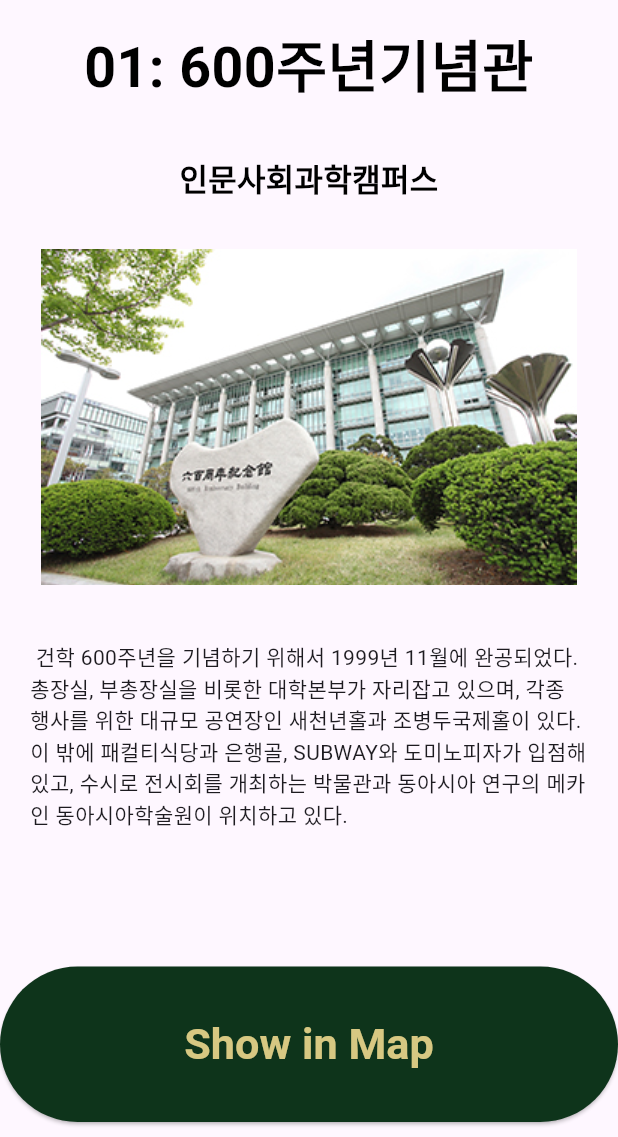
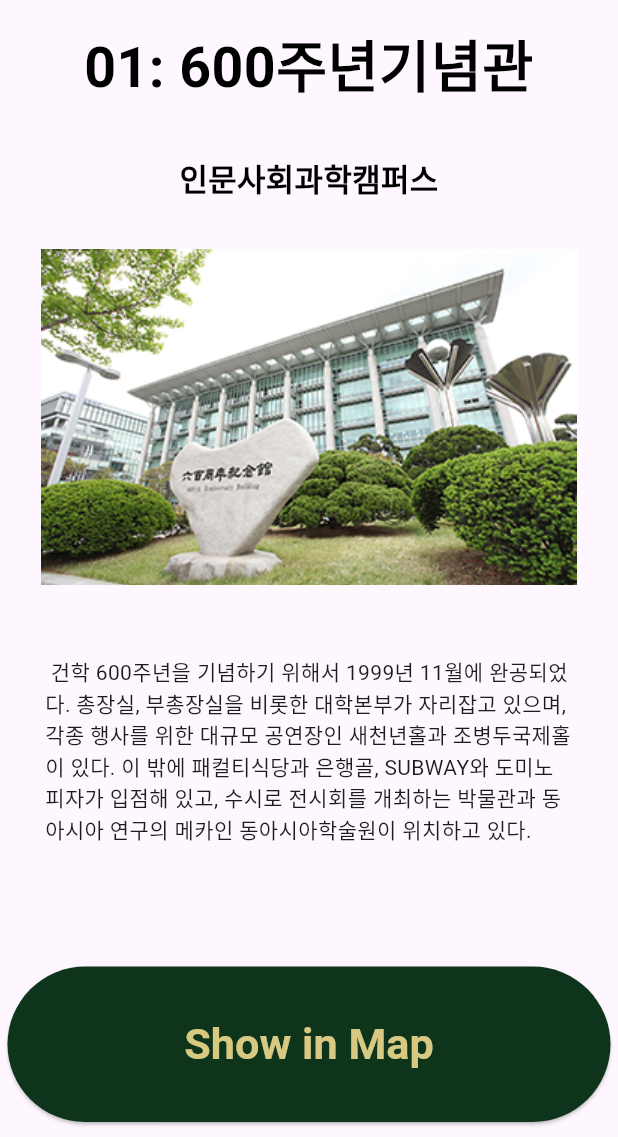
Before and after one commit to ShinYoung-hwan/SKKU-Buildings, a Flutter app: the screen it shows after launch, after a tap on the "info" icon, on a phone screen of 412 x 824 dp, the part 99-1236 px from its top. Run offline on Flutter 3.47's test engine with Material 3 defaults, Android fonts, the phone set to English and light mode, and no system bars; our stand-ins replace geolocator, webview_flutter.

Commit message:
SKKU Buildings Mobile App Done

```diff
--- /dev/null
+++ b/skku_buildings_mobile/lib/atoms/info_specific_icon.dart
@@ -0,0 +1,19 @@
+import 'package:flutter/material.dart';
+
+class InfoSpecificIcon extends StatelessWidget {
+  final Function ontap;
+
+  const InfoSpecificIcon({ Key? key, required this.ontap }): super(key: key);
+
+  @override
+  Widget build(BuildContext context) {
+    return GestureDetector(
+        onTap: () => { ontap() },
+        child: const Icon(
+        Icons.info,
+        size: 30,
+        color: Colors.white,
+      ),
+    );
+  }
+}
--- a/skku_buildings_mobile/lib/atoms/skku_colors.dart
+++ b/skku_buildings_mobile/lib/atoms/skku_colors.dart
@@ -1,6 +1,6 @@
 import 'package:flutter/material.dart';
 
 class SKKUColors {
-  Color skku_gold = Color.fromRGBO(215, 200, 130, 1);
-  Color skku_dark_green = Color.fromRGBO(14, 52, 27, 1);
+  Color skku_gold = const Color.fromRGBO(215, 200, 130, 1);
+  Color skku_dark_green = const Color.fromRGBO(14, 52, 27, 1);
 }
--- a/skku_buildings_mobile/lib/atoms/text_field.dart
+++ b/skku_buildings_mobile/lib/atoms/text_field.dart
@@ -17,11 +17,11 @@ class CustomTextField extends StatelessWidget {
   @override
   Widget build(BuildContext context) {
     return Padding(
-      padding: EdgeInsets.all(16),
+      padding: const EdgeInsets.all(16.0),
       child: TextField(
         controller: controller,
         decoration: InputDecoration(
-          border: OutlineInputBorder(),
+          border: const OutlineInputBorder(),
           hintText: hintText,
           filled: true,
           fillColor: color,
--- a/skku_buildings_mobile/lib/atoms/title_atom.dart
+++ b/skku_buildings_mobile/lib/atoms/title_atom.dart
@@ -4,7 +4,7 @@ class TitleAtom extends StatelessWidget {
   final String text;
   final double fontSize;
 
-  TitleAtom({required this.text, required this.fontSize});
+  const TitleAtom({Key? key, required this.text, required this.fontSize}): super(key: key);
 
   @override
   Widget build(BuildContext context) {
--- a/skku_buildings_mobile/lib/dataframes/building_info.dart
+++ b/skku_buildings_mobile/lib/dataframes/building_info.dart
@@ -31,7 +31,6 @@ class Building_Info {
 
   @override
   String toString() {
-    // TODO: implement toString
     return "{ building_id: ${this.building_id}, building_name: ${this.building_name} }";
   }
 }
--- a/skku_buildings_mobile/lib/molecules/building_list_item.dart
+++ b/skku_buildings_mobile/lib/molecules/building_list_item.dart
@@ -1,4 +1,5 @@
 import 'package:flutter/material.dart';
+import 'package:skku_buildings_mobile/atoms/info_specific_icon.dart';
 import 'package:skku_buildings_mobile/dataframes/building_info.dart';
 import 'package:skku_buildings_mobile/pages/building_map_page.dart';
 import 'package:skku_buildings_mobile/pages/building_specific_page.dart';
@@ -6,11 +7,12 @@ import 'package:skku_buildings_mobile/pages/building_specific_page.dart';
 class BuildingListItem extends StatelessWidget {
   final Building_Info building_info;
 
-  BuildingListItem({ required this.building_info });
+  const BuildingListItem({ Key? key, required this.building_info }): super(key: key);
 
   @override
   Widget build(BuildContext context) {
     return Container(
+      padding: const EdgeInsets.symmetric(vertical: 16.0, horizontal: 8.0),
       decoration: BoxDecoration(
         border: Border.all(
           color: Colors.white, // 외곽선 색상
@@ -18,32 +20,26 @@ class BuildingListItem extends StatelessWidget {
         ),
         borderRadius: BorderRadius.circular(8.0),
       ),
-
       child: Card(
-        color: Color.fromRGBO(14, 52, 27, 1),
-        child: Padding(
-          padding: EdgeInsets.all(8.0),
+        color: const Color.fromRGBO(14, 52, 27, 1),
         child: Row(
           children: [
-              GestureDetector(
+            Expanded(
+              child: GestureDetector(
                 onTap: () => { Navigator.push(context, MaterialPageRoute(builder: (context) => BuildingMapPage(building_info: building_info,))) },
-                child: Text("${building_info.building_name} (${building_info.building_id})",
-                  style: TextStyle(
+                child: Text(
+                  "${building_info.building_name} (${building_info.building_id})",
+                  style: const TextStyle(
                     fontSize: 20,
                     color: Colors.white,
                   ),
                 ),
               ),
-              Spacer(),
-              GestureDetector(
-                onTap: () => { Navigator.push(context, MaterialPageRoute(builder: (context) => BuildingSpecificPage(building_info: building_info))) },
-                child: Icon(Icons.info,
-                  color: Colors.white,
             ),
-              ),
+            const SizedBox(width: 10,),
+            InfoSpecificIcon(ontap: () => { Navigator.push(context, MaterialPageRoute(builder: (context) => BuildingSpecificPage(building_info: building_info))) }),
           ],
         )
-        ),
       ),
     );
   }
--- a/skku_buildings_mobile/lib/organisms/building_infos_list.dart
+++ b/skku_buildings_mobile/lib/organisms/building_infos_list.dart
@@ -7,16 +7,16 @@ class BuildingInfoList extends StatelessWidget {
   final List<Building_Info> building_infos;
   final String text;
 
-  BuildingInfoList({required this.building_infos, required this.text});
+  const BuildingInfoList({Key? key, required this.building_infos, required this.text}): super(key: key);
 
   @override
   Widget build(BuildContext context) {
     return Padding(
-        padding: EdgeInsets.symmetric(horizontal: 16.0),
+        padding: const EdgeInsets.symmetric(horizontal: 16.0),
         child: ListView.builder(
           itemCount: building_infos.length,
           itemBuilder: (context, index) {
-            if (text.length != "" && !(building_infos[index].building_id.contains(text) || building_infos[index].building_name.contains(text))) return SizedBox();
+            if (text.isNotEmpty && !(building_infos[index].building_id.contains(text) || building_infos[index].building_name.contains(text))) return const SizedBox();
             return BuildingListItem(building_info: building_infos[index]);
           }
         )
--- a/skku_buildings_mobile/lib/organisms/header.dart
+++ b/skku_buildings_mobile/lib/organisms/header.dart
@@ -5,7 +5,6 @@ class Header extends StatelessWidget implements PreferredSizeWidget {
   @override
   Widget build(BuildContext context) {
     double screenWidth = MediaQuery.of(context).size.width;
-
     double fontSize = screenWidth * 0.1;
 
     return AppBar(
@@ -14,18 +13,18 @@ class Header extends StatelessWidget implements PreferredSizeWidget {
         child: Text(
           'SKKU Buildings',
           style: TextStyle(
-            color: Color.fromRGBO(215, 200, 130, 1),
+            color: const Color.fromRGBO(215, 200, 130, 1),
             fontSize: fontSize, // 폰트 크기
             fontWeight: FontWeight.bold, // 텍스트 굵게
           ),
         ),
       ),
       centerTitle: true,
-      backgroundColor: Color.fromRGBO(14, 52, 27, 1),
+      backgroundColor: const Color.fromRGBO(14, 52, 27, 1),
     );
   }
   //
   // AppBar의 크기를 설정하는 getter
   @override
-  Size get preferredSize => Size.fromHeight(kToolbarHeight + 10);
+  Size get preferredSize => const Size.fromHeight(kToolbarHeight + 10);
 }
--- a/skku_buildings_mobile/lib/pages/building_list_page.dart
+++ b/skku_buildings_mobile/lib/pages/building_list_page.dart
@@ -1,10 +1,8 @@
-import "dart:convert";
-
 import "package:flutter/material.dart";
-import "package:flutter/services.dart";
 import "package:skku_buildings_mobile/dataframes/building_info.dart";
 import "package:skku_buildings_mobile/organisms/header.dart";
 import "package:skku_buildings_mobile/templates/building_list_template.dart";
+import "package:skku_buildings_mobile/utils.dart";
 
 class BuildingListPage extends StatelessWidget {
   @override
@@ -19,25 +17,17 @@ class BuildingListPage extends StatelessWidget {
           future: building_infos,
           builder: (context, snapshot) {
             if (snapshot.connectionState == ConnectionState.waiting) {
-                return Center(child: CircularProgressIndicator());
+              return const Center(child: CircularProgressIndicator());
             } else if (snapshot.hasError) {
               return Center(child: Text('Error: ${snapshot.error}'));
             } else if (!snapshot.hasData || snapshot.data!.isEmpty) {
-                return Center(child: Text('No buildings found.'));
+              return const Center(child: Text('No buildings found.'));
             }
 
-              final buildingInfos = snapshot.data!;
-              return BuildingListTemplate(building_infos: buildingInfos);
-            },)
-
+            return BuildingListTemplate(building_infos: snapshot.data!);
+          },
+        )
       ),
     );
   }
-
-  Future<List<Building_Info>> loadJsonData(String path) async {
-    final String response = await rootBundle.loadString(path);
-    final List<dynamic> data = json.decode(response);
-    final List<Building_Info> items = data.map((item) => Building_Info.fromJson(item)).toList();
-    return items;
 }
-}
--- a/skku_buildings_mobile/lib/pages/building_map_page.dart
+++ b/skku_buildings_mobile/lib/pages/building_map_page.dart
@@ -6,7 +6,7 @@ import 'package:skku_buildings_mobile/templates/building_map_template.dart';
 class BuildingMapPage extends StatelessWidget {
   final Building_Info building_info;
 
-  BuildingMapPage({ required this.building_info });
+  const BuildingMapPage({Key? key, required this.building_info }): super(key: key);
 
   @override
   Widget build(BuildContext context) {
--- a/skku_buildings_mobile/lib/pages/building_specific_page.dart
+++ b/skku_buildings_mobile/lib/pages/building_specific_page.dart
@@ -6,9 +6,7 @@ import 'package:skku_buildings_mobile/templates/building_specific_template.dart'
 class BuildingSpecificPage extends StatelessWidget {
   final Building_Info building_info;
 
-
-
-  BuildingSpecificPage({ required this.building_info });
+  const BuildingSpecificPage({ Key? key, required this.building_info }): super(key: key);
 
   @override
   Widget build(BuildContext context) {
--- a/skku_buildings_mobile/lib/templates/building_list_template.dart
+++ b/skku_buildings_mobile/lib/templates/building_list_template.dart
@@ -6,7 +6,7 @@ import 'package:skku_buildings_mobile/organisms/building_infos_list.dart';
 class BuildingListTemplate extends StatefulWidget {
   final List<Building_Info> building_infos;
 
-  BuildingListTemplate({required this.building_infos});
+  const BuildingListTemplate({Key? key, required this.building_infos}): super(key: key);
 
   @override
   State<BuildingListTemplate> createState() => _BuildingListTemplateState();
--- a/skku_buildings_mobile/lib/templates/building_map_template.dart
+++ b/skku_buildings_mobile/lib/templates/building_map_template.dart
@@ -52,7 +52,7 @@ class _BuildingMapTemplateState extends State<BuildingMapTemplate> {
           Positioned(
             right: 15,
             bottom: 15,
-            child: MyLocationIcon(ontap: () => { setState(() => getGeoData() ) }),
+            child: MyLocationIcon(ontap: () => { getGeoData(), _controller.reload() }),
           ),
         ],
       )
--- a/skku_buildings_mobile/lib/templates/building_specific_template.dart
+++ b/skku_buildings_mobile/lib/templates/building_specific_template.dart
@@ -6,31 +6,30 @@ import 'package:skku_buildings_mobile/pages/building_map_page.dart';
 class BuildingSpecificTemplate extends StatelessWidget {
   final Building_Info building_info;
 
-  BuildingSpecificTemplate({required this.building_info});
+  const BuildingSpecificTemplate({Key? key, required this.building_info}): super(key: key);
 
   @override
   Widget build(BuildContext context) {
     double screenWidth = MediaQuery.of(context).size.width;
     double screenHeight = MediaQuery.of(context).size.height;
 
-    return Container(
-      child: Column(
+    return Column(
       children: [
         TitleAtom(text: "${building_info.building_id}: ${building_info.building_name}", fontSize: screenWidth * 0.09,),
         TitleAtom(text: "${building_info.campus}", fontSize: screenWidth * 0.05,),
         Image.asset("assets/${building_info.building_image}", width: screenWidth),
         Padding(
-            padding: const EdgeInsets.all(20.0),
+          padding: const EdgeInsets.all(30.0),
           child: Text(" ${building_info.building_info}"),
         ),
-          Spacer(),
+        const Spacer(),
         Container(
-            padding: const EdgeInsets.symmetric(vertical: 10.0),
+          padding: const EdgeInsets.symmetric(vertical: 10.0, horizontal: 5.0),
           width: screenWidth,
           height: screenHeight * 0.15,
           child: ElevatedButton(
             onPressed: () {
-                // 버튼 클릭 시 SecondPage로 이동
+              // 버튼 클릭 시 NextPage로 이동
               Navigator.push(
                 context,
                 MaterialPageRoute(builder: (context) => BuildingMapPage(building_info: building_info)),
@@ -48,7 +47,6 @@ class BuildingSpecificTemplate extends StatelessWidget {
           ),
         ),
       ],
-      ),
-    ) ;
+    );
   }
 }
--- /dev/null
+++ b/skku_buildings_mobile/lib/utils.dart
@@ -0,0 +1,12 @@
+// Load Json data from path
+import 'dart:convert';
+
+import 'package:flutter/services.dart';
+import 'package:skku_buildings_mobile/dataframes/building_info.dart';
+
+Future<List<Building_Info>> loadJsonData(String path) async {
+  final String response = await rootBundle.loadString(path);
+  final List<dynamic> data = json.decode(response);
+  final List<Building_Info> items = data.map((item) => Building_Info.fromJson(item)).toList();
+  return items;
+}
```
Also changed, not shown: skku_buildings_mobile/lib/atoms/my_location_icon.dart (+6 -7 lines), 6 other files. Lines whose indentation alone changed are shown as unchanged.
